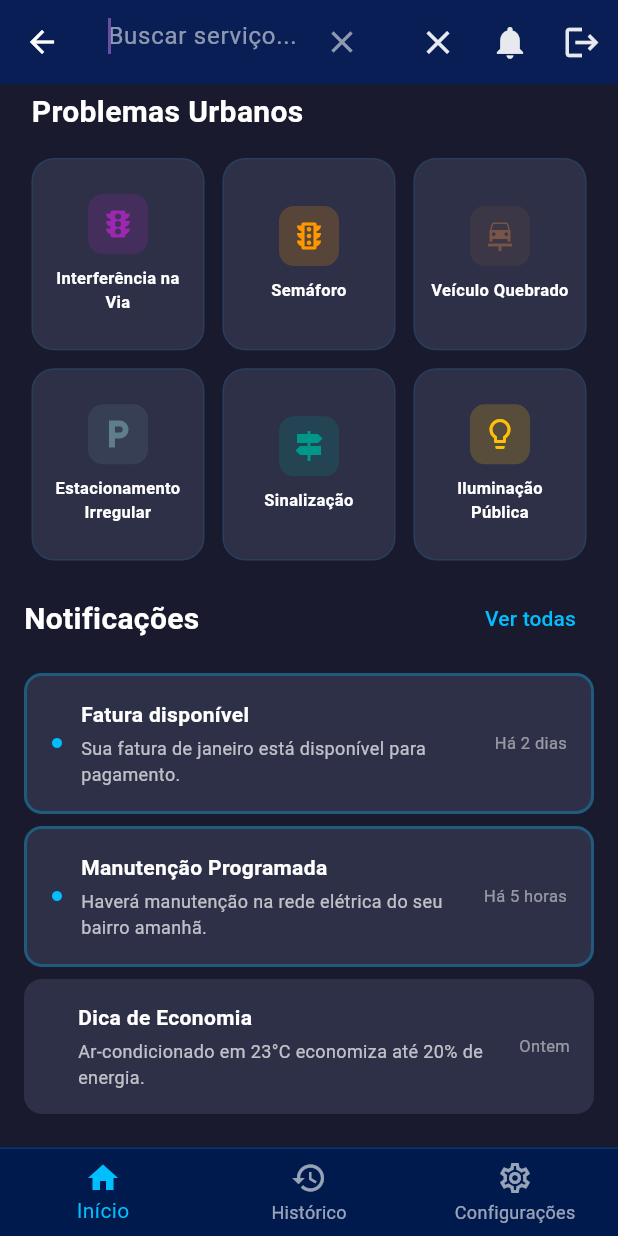
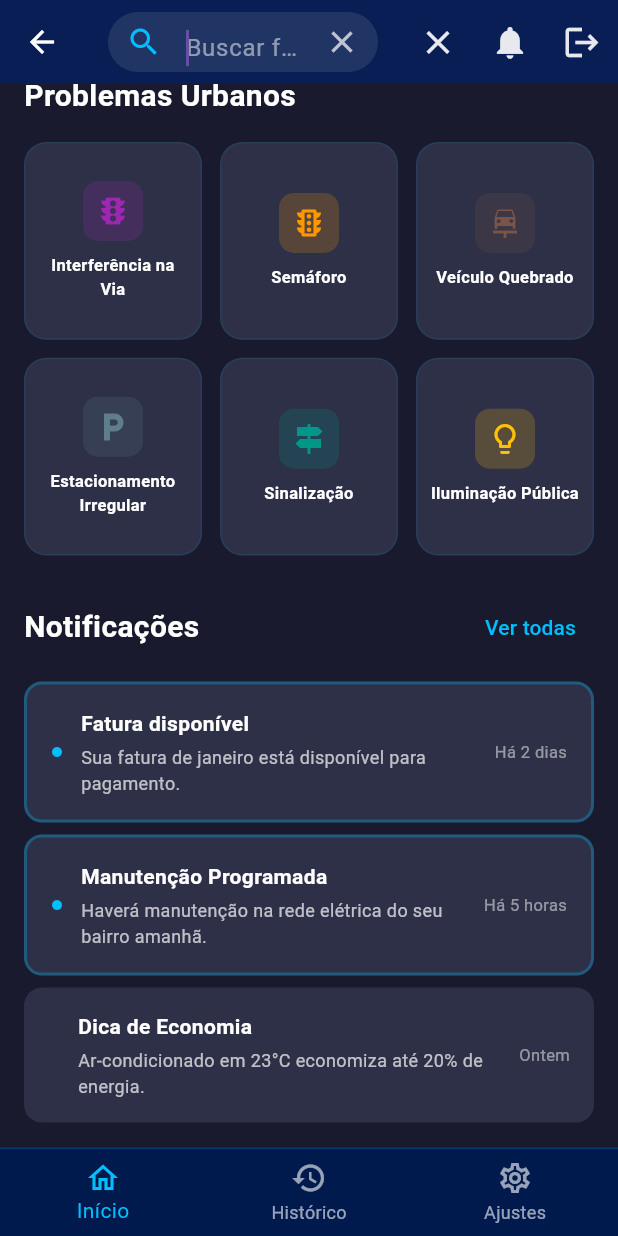
Before and after one commit to anamurim/appcidadao, a Flutter app: the HomeScreen screen opened by its route, scrolled down 576 dp, after a tap on the "search" icon, on a phone screen of 412 x 824 dp. Run offline on Flutter 3.47's test engine with Material 3 defaults, Android fonts, the light colour scheme and no system bars; Roboto replaces fonts that are missing (Segoe UI).

Commit message:
Alterações Configurações

```diff
--- a/lib/core/utilitarios/funcoesauxiliares.dart
+++ b/lib/core/utilitarios/funcoesauxiliares.dart
@@ -2,7 +2,7 @@ import 'package:flutter/material.dart';
 import '../constantes/cores.dart';
 
 class FuncoesAuxiliares {
-  // Função para exibir o diálogo de Logout
+  // Função genérica de Logout
   static void exibirLogout(BuildContext context) {
     showDialog(
       context: context,
@@ -24,41 +24,49 @@ class FuncoesAuxiliares {
           ElevatedButton(
             onPressed: () {
               Navigator.pop(context);
-              Navigator.pushReplacementNamed(context, '/');
+              // Volta para a tela de login removendo o histórico
+              Navigator.pushNamedAndRemoveUntil(context, '/', (route) => false);
             },
             style: ElevatedButton.styleFrom(backgroundColor: AppCores.neonBlue),
-            child: const Text('SAIR'),
+            child: const Text('SAIR', style: TextStyle(color: Colors.white)),
           ),
         ],
       ),
     );
   }
 
-  // Função para construir o campo de busca (retorna o Widget)
+  // Widget do Campo de Busca (Componente visual reutilizável)
   static Widget construirCampoBusca({
     required TextEditingController controller,
     required VoidCallback onClear,
+    required Function(String) onChanged,
   }) {
-    return TextField(
+    return Container(
+      height: 40,
+      decoration: BoxDecoration(
+        color: Colors.white.withValues(alpha: 0.1),
+        borderRadius: BorderRadius.circular(20),
+      ),
+      child: TextField(
         controller: controller,
         autofocus: true,
-      style: const TextStyle(color: Colors.white),
+        onChanged: onChanged,
+        style: const TextStyle(color: Colors.white, fontSize: 16),
         decoration: InputDecoration(
-        hintText: 'Buscar serviço...',
-        hintStyle: const TextStyle(color: Colors.white54),
+          hintText: 'Buscar funcionalidades...',
+          hintStyle: TextStyle(color: Colors.white.withValues(alpha: 0.5)),
           border: InputBorder.none,
+          prefixIcon: const Icon(Icons.search, color: AppCores.neonBlue),
           suffixIcon: IconButton(
-          icon: const Icon(Icons.close, color: Colors.white54),
+            icon: Icon(Icons.close, color: Colors.white.withValues(alpha: 0.7)),
             onPressed: onClear,
+          ),
+          contentPadding: const EdgeInsets.symmetric(
+            horizontal: 16,
+            vertical: 8,
+          ),
         ),
       ),
     );
   }
-
-  // Você pode adicionar outras funções aqui futuramente, por exemplo:
-  static void mostrarMensagem(BuildContext context, String mensagem) {
-    ScaffoldMessenger.of(
-      context,
-    ).showSnackBar(SnackBar(content: Text(mensagem)));
 }
-}
--- a/lib/funcionalidades/home/configuracoes/configuracoesusuario.dart
+++ b/lib/funcionalidades/home/configuracoes/configuracoesusuario.dart
@@ -3,7 +3,10 @@ import '../../../../core/constantes/cores.dart';
 import '../../../core/utilitarios/funcoesauxiliares.dart';
 
 class ConfiguracoesUsuario extends StatelessWidget {
-  const ConfiguracoesUsuario({super.key});
+  // 1. Criamos a variável para receber a função da Home
+  final VoidCallback onBackToHome;
+
+  const ConfiguracoesUsuario({super.key, required this.onBackToHome});
 
   @override
   Widget build(BuildContext context) {
@@ -16,9 +19,14 @@ class ConfiguracoesUsuario extends StatelessWidget {
         backgroundColor: AppCores.deepBlue,
         iconTheme: const IconThemeData(color: Colors.white),
         elevation: 0,
+        leading: IconButton(
+          icon: const Icon(Icons.arrow_back, color: AppCores.neonBlue),
+          // 2. Ação alterada: Chama a função da Home em vez do Navigator.pop
+          onPressed: onBackToHome,
+        ),
       ),
       body: Container(
-        color: Colors.grey[50], // Fundo levemente cinza para destacar os cards
+        color: Colors.grey[50],
         child: ListView(
           padding: const EdgeInsets.all(16),
           children: [
@@ -35,22 +43,20 @@ class ConfiguracoesUsuario extends StatelessWidget {
               subtitulo: 'Alterar senha e biometria',
               onTap: () {},
             ),
-
             const SizedBox(height: 24),
             _buildSecao('Preferências'),
             _buildCardItem(
-              icon: Icons.notifications_none,
+              icon: Icons.notifications_none_outlined,
               titulo: 'Notificações',
-              subtitulo: 'Gerenciar alertas do aplicativo',
+              subtitulo: 'Gerenciar alertas do app',
               onTap: () {},
             ),
             _buildCardItem(
               icon: Icons.dark_mode_outlined,
-              titulo: 'Aparência',
-              subtitulo: 'Tema claro, escuro ou sistema',
+              titulo: 'Tema',
+              subtitulo: 'Claro, escuro ou sistema',
               onTap: () {},
             ),
-
             const SizedBox(height: 24),
             _buildSecao('Suporte'),
             _buildCardItem(
@@ -65,16 +71,15 @@ class ConfiguracoesUsuario extends StatelessWidget {
             ),
 
             const SizedBox(height: 32),
-            TextButton.icon(
-              onPressed: () {
-                FuncoesAuxiliares.exibirLogout(context);
-              },
-              icon: const Icon(Icons.logout, color: Colors.redAccent),
-              label: const Text(
-                'Sair da Conta',
-                style: TextStyle(
-                  color: Colors.redAccent,
-                  fontWeight: FontWeight.bold,
+            Center(
+              child: TextButton(
+                onPressed: () => FuncoesAuxiliares.exibirLogout(context),
+                child: const Text(
+                  'Sair da Conta',
+                  style: TextStyle(
+                    color: Colors.redAccent,
+                    fontWeight: FontWeight.bold,
+                  ),
                 ),
               ),
             ),
@@ -84,7 +89,6 @@ class ConfiguracoesUsuario extends StatelessWidget {
     );
   }
 
-  // Widget auxiliar para os títulos das seções
   Widget _buildSecao(String titulo) {
     return Padding(
       padding: const EdgeInsets.only(left: 8, bottom: 8),
@@ -100,7 +104,6 @@ class ConfiguracoesUsuario extends StatelessWidget {
     );
   }
 
-  // Widget auxiliar para os itens da lista (Cards)
   Widget _buildCardItem({
     required IconData icon,
     required String titulo,
--- a/lib/funcionalidades/home/interface/componentes/cabecalhohome.dart
+++ b/lib/funcionalidades/home/interface/componentes/cabecalhohome.dart
@@ -42,10 +42,23 @@ class CabecalhoHome extends StatelessWidget {
                     border: Border.all(color: AppCores.neonBlue, width: 2),
                   ),
                   child: Center(
-                    child: Icon(
-                      Icons.person,
-                      size: 40,
-                      color: AppCores.deepBlue,
+                    //Para usar o ícone a foto do usuário como botão da configuração manter esse trecho
+                    child: IconButton(
+                      icon: const Icon(
+                        Icons.person,
+                        size: 40,
+                        color: AppCores.deepBlue,
+                      ),
+                      onPressed: () => Navigator.push(
+                        context,
+                        MaterialPageRoute(
+                          builder: (context) => ConfiguracoesUsuario(
+                            onBackToHome: () => Navigator.pop(
+                              context,
+                            ), // Nesse trecho o "voltar" apenas fecha a tela sobreposta
+                          ),
+                        ),
+                      ),
                     ),
                   ),
                 ),
@@ -100,8 +113,8 @@ class CabecalhoHome extends StatelessWidget {
             ),
           ),
 
-          //Botão de Configuraçõesdo usuário
-          Positioned(
+          //Botão de Configuraçõesdo do ícone do usuário
+          /*Positioned(
             top: 5,
             right: 5,
             child: IconButton(
@@ -113,7 +126,7 @@ class CabecalhoHome extends StatelessWidget {
                 ),
               ),
             ),
-          ),
+          ),*/
         ],
       ),
     );
--- a/lib/funcionalidades/home/interface/componentes/listafuncionalidades.dart
+++ b/lib/funcionalidades/home/interface/componentes/listafuncionalidades.dart
@@ -3,29 +3,28 @@ import 'package:appcidadao/funcionalidades/home/dados/dadoshome.dart';
 import '../../../../core/constantes/cores.dart';
 
 class ListaFuncionalidades extends StatefulWidget {
-  const ListaFuncionalidades({super.key});
+  final TextEditingController searchController;
+
+  const ListaFuncionalidades({super.key, required this.searchController});
 
   @override
   State<ListaFuncionalidades> createState() => _ListaFuncionalidadesState();
 }
 
 class _ListaFuncionalidadesState extends State<ListaFuncionalidades> {
-  final TextEditingController _searchController = TextEditingController();
-
+  // Implementação do snippet de filtragem
   List<Map<String, dynamic>> get _filteredFeatures {
-    final todasAsFuncionalidades = [...DadosHome.getfuncionalidades];
-
-    if (_searchController.text.isEmpty) {
-      return todasAsFuncionalidades;
+    final features = DadosHome.getfuncionalidades;
+    if (widget.searchController.text.isEmpty) {
+      return features;
     }
 
-    return todasAsFuncionalidades
-        .where(
-          (f) => f['title'].toString().toLowerCase().contains(
-            _searchController.text.toLowerCase(),
-          ),
-        )
-        .toList();
+    final query = widget.searchController.text.toLowerCase();
+    return features.where((feature) {
+      return feature['title'].toLowerCase().contains(query) ||
+          feature['description'].toLowerCase().contains(query) ||
+          (feature['category']?.toString().toLowerCase() ?? '').contains(query);
+    }).toList();
   }
 
   @override
@@ -34,24 +33,25 @@ class _ListaFuncionalidadesState extends State<ListaFuncionalidades> {
   }
 
   Widget _buildFeaturesGrid() {
-    final problemasUrbanos = _filteredFeatures
+    final filtered = _filteredFeatures;
+
+    // Separação por categoria solicitada no snippet
+    final problemasUrbanos = filtered
         .where((feature) => feature['category'] == 'problemas_urbanos')
         .toList();
-    final listafuncionalidades = _filteredFeatures
+    final listafuncionalidades = filtered
         .where((feature) => feature['category'] != 'problemas_urbanos')
         .toList();
 
-    return SingleChildScrollView(
-      //Permite scroll
-      padding: EdgeInsets.symmetric(horizontal: 5, vertical: 15),
-      child: Column(
+    return Column(
       crossAxisAlignment: CrossAxisAlignment.start,
       children: [
-          if (_searchController.text.isNotEmpty)
+        // Indicador de resultados da busca
+        if (widget.searchController.text.isNotEmpty)
           Padding(
             padding: const EdgeInsets.only(bottom: 12),
             child: Text(
-                'Resultados da busca: ${_filteredFeatures.length} encontrados',
+              'Resultados da busca: ${filtered.length} encontrados',
               style: TextStyle(
                 color: Colors.white.withValues(alpha: 0.7),
                 fontSize: 14,
@@ -59,10 +59,8 @@ class _ListaFuncionalidadesState extends State<ListaFuncionalidades> {
             ),
           ),
 
-          if (listafuncionalidades.isNotEmpty)
-            Column(
-              crossAxisAlignment: CrossAxisAlignment.start,
-              children: [
+        // Bloco de Funcionalidades Principais
+        if (listafuncionalidades.isNotEmpty) ...[
           const Text(
             'Funcionalidades Principais',
             style: TextStyle(
@@ -71,7 +69,7 @@ class _ListaFuncionalidadesState extends State<ListaFuncionalidades> {
               fontWeight: FontWeight.w700,
             ),
           ),
-                const SizedBox(height: 20),
+          const SizedBox(height: 16),
           GridView.builder(
             shrinkWrap: true,
             physics: const NeverScrollableScrollPhysics(),
@@ -82,14 +80,12 @@ class _ListaFuncionalidadesState extends State<ListaFuncionalidades> {
               childAspectRatio: 0.8,
             ),
             itemCount: listafuncionalidades.length,
-                  itemBuilder: (context, index) {
-                    final feature = listafuncionalidades[index];
-                    return _buildFeatureCard(feature);
-                  },
+            itemBuilder: (context, index) =>
+                _buildFeatureCard(listafuncionalidades[index]),
           ),
         ],
-            ),
 
+        // Bloco de Problemas Urbanos
         if (problemasUrbanos.isNotEmpty) ...[
           const SizedBox(height: 24),
           const Text(
@@ -111,14 +107,11 @@ class _ListaFuncionalidadesState extends State<ListaFuncionalidades> {
               childAspectRatio: 0.9, // Proporção do card
             ),
             itemCount: problemasUrbanos.length,
-              itemBuilder: (context, index) {
-                final feature = problemasUrbanos[index];
-                return _buildFeatureCard(feature);
-              },
+            itemBuilder: (context, index) =>
+                _buildFeatureCard(problemasUrbanos[index]),
           ),
         ],
       ],
-      ),
     );
   }
 
@@ -131,7 +124,6 @@ class _ListaFuncionalidadesState extends State<ListaFuncionalidades> {
       ),
       child: Material(
         color: Colors.transparent,
-        borderRadius: BorderRadius.circular(15),
         child: InkWell(
           onTap: () => _showFeatureDetails(feature),
           borderRadius: BorderRadius.circular(15),
@@ -182,27 +174,12 @@ class _ListaFuncionalidadesState extends State<ListaFuncionalidades> {
       shape: const RoundedRectangleBorder(
         borderRadius: BorderRadius.vertical(top: Radius.circular(25)),
       ),
-      builder: (context) {
-        return Container(
+      builder: (context) => Container(
         padding: const EdgeInsets.all(24),
         child: Column(
           mainAxisSize: MainAxisSize.min,
           children: [
-              Container(
-                width: 60,
-                height: 60,
-                decoration: BoxDecoration(
-                  color: (feature['color'] as Color).withValues(alpha: 0.2),
-                  borderRadius: BorderRadius.circular(15),
-                ),
-                child: Center(
-                  child: Icon(
-                    feature['icon'],
-                    color: feature['color'],
-                    size: 32,
-                  ),
-                ),
-              ),
+            Icon(feature['icon'], color: feature['color'], size: 48),
             const SizedBox(height: 16),
             Text(
               feature['title'],
@@ -215,10 +192,7 @@ class _ListaFuncionalidadesState extends State<ListaFuncionalidades> {
             const SizedBox(height: 12),
             Text(
               feature['description'] ?? '',
-                style: TextStyle(
-                  color: Colors.white.withValues(alpha: 0.7),
-                  fontSize: 16,
-                ),
+              style: const TextStyle(color: Colors.white70, fontSize: 16),
               textAlign: TextAlign.center,
             ),
             const SizedBox(height: 24),
@@ -226,9 +200,6 @@ class _ListaFuncionalidadesState extends State<ListaFuncionalidades> {
               style: ElevatedButton.styleFrom(
                 backgroundColor: feature['color'],
                 minimumSize: const Size(double.infinity, 50),
-                  shape: RoundedRectangleBorder(
-                    borderRadius: BorderRadius.circular(12),
-                  ),
               ),
               onPressed: () => Navigator.pop(context),
               child: Text(
@@ -239,17 +210,9 @@ class _ListaFuncionalidadesState extends State<ListaFuncionalidades> {
                 ),
               ),
             ),
-              TextButton(
-                onPressed: () => Navigator.pop(context),
-                child: Text(
-                  'FECHAR',
-                  style: TextStyle(color: Colors.white.withValues(alpha: 0.5)),
+          ],
         ),
       ),
-            ],
-          ),
-        );
-      },
     );
   }
 }
--- a/lib/funcionalidades/home/interface/telahome.dart
+++ b/lib/funcionalidades/home/interface/telahome.dart
@@ -1,3 +1,4 @@
+import 'package:appcidadao/funcionalidades/home/configuracoes/configuracoesusuario.dart';
 import 'package:flutter/material.dart';
 import '../../../core/utilitarios/funcoesauxiliares.dart';
 import '../../../core/constantes/cores.dart';
@@ -19,21 +20,52 @@ class _HomeScreenState extends State<HomeScreen> {
   bool _showSearchBar = false;
   final TextEditingController _searchController = TextEditingController();
 
+  // Função para mudar de aba via código
+  void _onItemTapped(int index) {
+    setState(() {
+      _selectedIndex = index;
+      _showSearchBar = false;
+    });
+  }
+
   @override
   void dispose() {
     _searchController.dispose();
     super.dispose();
   }
 
+  void _toggleSearchBar() {
+    setState(() {
+      _showSearchBar = !_showSearchBar;
+      if (!_showSearchBar) _searchController.clear();
+    });
+  }
+
   @override
   Widget build(BuildContext context) {
+    // Define as páginas aqui dentro do build para garantir que a função de callback esteja atualizada
+    final List<Widget> paginas = [
+      _buildHomePageContent(), // Index 0
+      const Center(
+        child: Text('Histórico', style: TextStyle(color: Colors.white)),
+      ), // Index 1
+      ConfiguracoesUsuario(
+        onBackToHome: () => _onItemTapped(0),
+      ), // Passa a função de voltar
+    ];
+
     return Scaffold(
       backgroundColor: AppCores.techGray,
-      appBar: AppBar(
+      // Remove a AppBar apenas no index 2 (Configurações)
+      appBar: _selectedIndex == 2
+          ? null
+          : _selectedIndex == 0
+          ? AppBar(
               title: _showSearchBar
                   ? FuncoesAuxiliares.construirCampoBusca(
                       controller: _searchController,
-                onClear: () => setState(() => _showSearchBar = false),
+                      onClear: _toggleSearchBar,
+                      onChanged: (value) => setState(() {}),
                     )
                   : const Text(
                       'APP CIDADÃO',
@@ -44,60 +76,50 @@ class _HomeScreenState extends State<HomeScreen> {
                       ),
                     ),
               backgroundColor: AppCores.deepBlue,
-        elevation: 0,
-        centerTitle: false,
               actions: [
                 IconButton(
                   icon: Icon(_showSearchBar ? Icons.close : Icons.search),
-            onPressed: () => setState(() => _showSearchBar = !_showSearchBar),
+                  onPressed: _toggleSearchBar,
                 ),
                 IconButton(
                   icon: const Icon(Icons.notifications),
-            onPressed: () => NotificacoesLista.exibirTodasNotificacoes(context),
+                  onPressed: () =>
+                      NotificacoesLista.exibirTodasNotificacoes(context),
                 ),
                 IconButton(
                   icon: const Icon(Icons.logout),
                   onPressed: () => FuncoesAuxiliares.exibirLogout(context),
                 ),
               ],
+            )
+          : AppBar(
+              title: const Text('Histórico'),
+              backgroundColor: AppCores.deepBlue,
             ),
-      body: _buildHomePage(),
+      body: IndexedStack(index: _selectedIndex, children: paginas),
       bottomNavigationBar: _buildBottomNavigationBar(),
     );
   }
 
-  Widget _buildHomePage() {
+  Widget _buildHomePageContent() {
     final user = DadosHome.userData;
-
     return SingleChildScrollView(
       padding: const EdgeInsets.all(16),
       child: Column(
         crossAxisAlignment: CrossAxisAlignment.start,
         children: [
-          // Saudação e informações do usuário
           const SizedBox(height: 24),
           CabecalhoHome(user: user),
-
-          // Cards de funcionalidades e problemas urbanos
           const SizedBox(height: 24),
-          const ListaFuncionalidades(),
-
-          // Últimas notificações
+          ListaFuncionalidades(searchController: _searchController),
+          const SizedBox(height: 24),
           const NotificacoesLista(),
           const SizedBox(height: 24),
-
-          // Informações da conta
           const InformacoesConta(),
           const SizedBox(height: 24),
         ],
       ),
     );
-  }
-
-  void _onItemTapped(int index) {
-    setState(() {
-      _selectedIndex = index;
-    });
   }
 
   Widget _buildBottomNavigationBar() {
@@ -115,24 +137,19 @@ class _HomeScreenState extends State<HomeScreen> {
         onTap: _onItemTapped,
         selectedItemColor: AppCores.neonBlue,
         unselectedItemColor: Colors.white.withValues(alpha: 0.6),
-        showSelectedLabels: true,
-        showUnselectedLabels: true,
         type: BottomNavigationBarType.fixed,
         items: const [
           BottomNavigationBarItem(
             icon: Icon(Icons.home_outlined),
-            activeIcon: Icon(Icons.home),
             label: 'Início',
           ),
           BottomNavigationBarItem(
             icon: Icon(Icons.history_outlined),
-            activeIcon: Icon(Icons.history_outlined),
             label: 'Histórico',
           ),
           BottomNavigationBarItem(
             icon: Icon(Icons.settings_outlined),
-            activeIcon: Icon(Icons.settings),
-            label: 'Configurações',
+            label: 'Ajustes',
           ),
         ],
       ),
```
Also changed, not shown: lib/funcionalidades/autenticacao/interface/telacadastrouser.dart (+7 -1 lines). Lines whose indentation alone changed are shown as unchanged.
